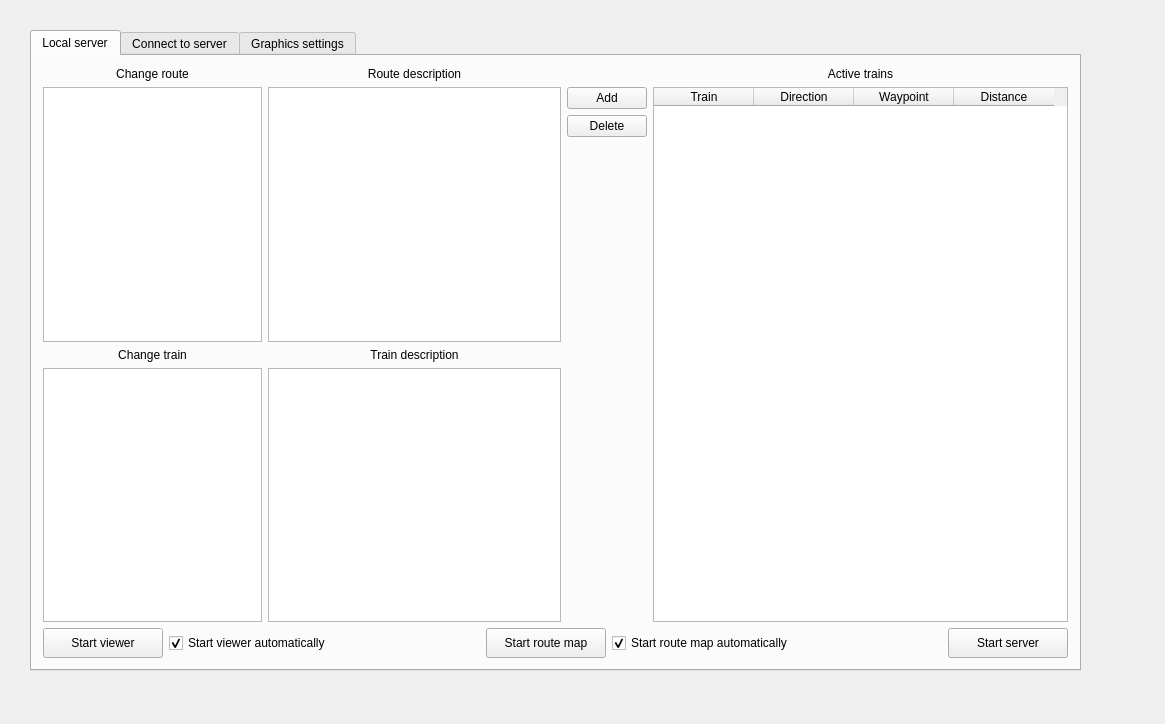
This is launcher/forms/mainwindow.ui in maisvendoo/RRS as Qt 5 draws it before an edit. The edited form follows.
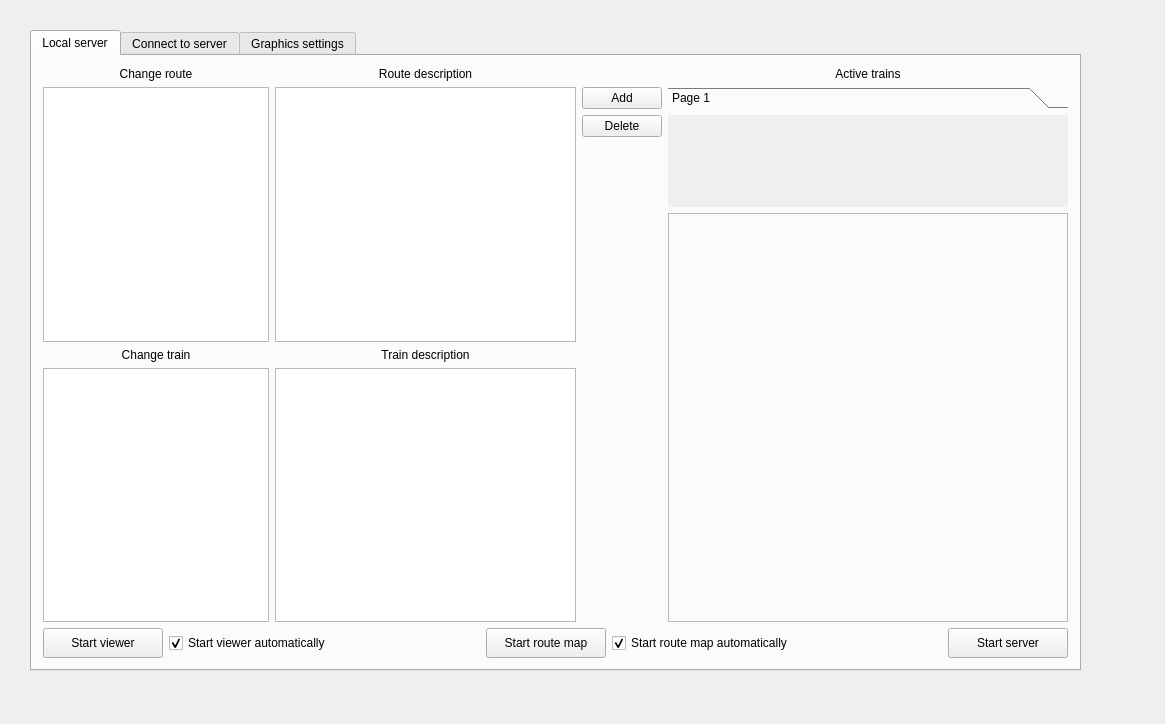
This is the edited form.

Diff of the .ui file:
```diff
--- a/launcher/forms/mainwindow.ui
+++ b/launcher/forms/mainwindow.ui
@@ -260,30 +260,51 @@
              </widget>
             </item>
             <item>
-             <widget class="QTableWidget" name="twActiveTrains">
-              <property name="cornerButtonEnabled">
-               <bool>false</bool>
+             <widget class="QToolBox" name="tbActiveTrains">
+              <property name="sizePolicy">
+               <sizepolicy hsizetype="Fixed" vsizetype="Minimum">
+                <horstretch>0</horstretch>
+                <verstretch>0</verstretch>
+               </sizepolicy>
               </property>
-              <column>
-               <property name="text">
-                <string>Train</string>
+              <property name="minimumSize">
+               <size>
+                <width>400</width>
+                <height>120</height>
+               </size>
+              </property>
+              <property name="currentIndex">
+               <number>0</number>
+              </property>
+              <widget class="QWidget" name="page">
+               <property name="geometry">
+                <rect>
+                 <x>0</x>
+                 <y>0</y>
+                 <width>400</width>
+                 <height>85</height>
+                </rect>
                </property>
-              </column>
-              <column>
-               <property name="text">
-                <string>Direction</string>
-               </property>
-              </column>
-              <column>
-               <property name="text">
-                <string>Waypoint</string>
-               </property>
-              </column>
-              <column>
-               <property name="text">
-                <string>Distance</string>
-               </property>
-              </column>
+               <attribute name="label">
+                <string>Page 1</string>
+               </attribute>
+              </widget>
+             </widget>
+            </item>
+            <item>
+             <widget class="QFrame" name="frame">
+              <property name="sizePolicy">
+               <sizepolicy hsizetype="Preferred" vsizetype="Expanding">
+                <horstretch>0</horstretch>
+                <verstretch>1</verstretch>
+               </sizepolicy>
+              </property>
+              <property name="frameShape">
+               <enum>QFrame::StyledPanel</enum>
+              </property>
+              <property name="frameShadow">
+               <enum>QFrame::Raised</enum>
+              </property>
              </widget>
             </item>
            </layout>
```
